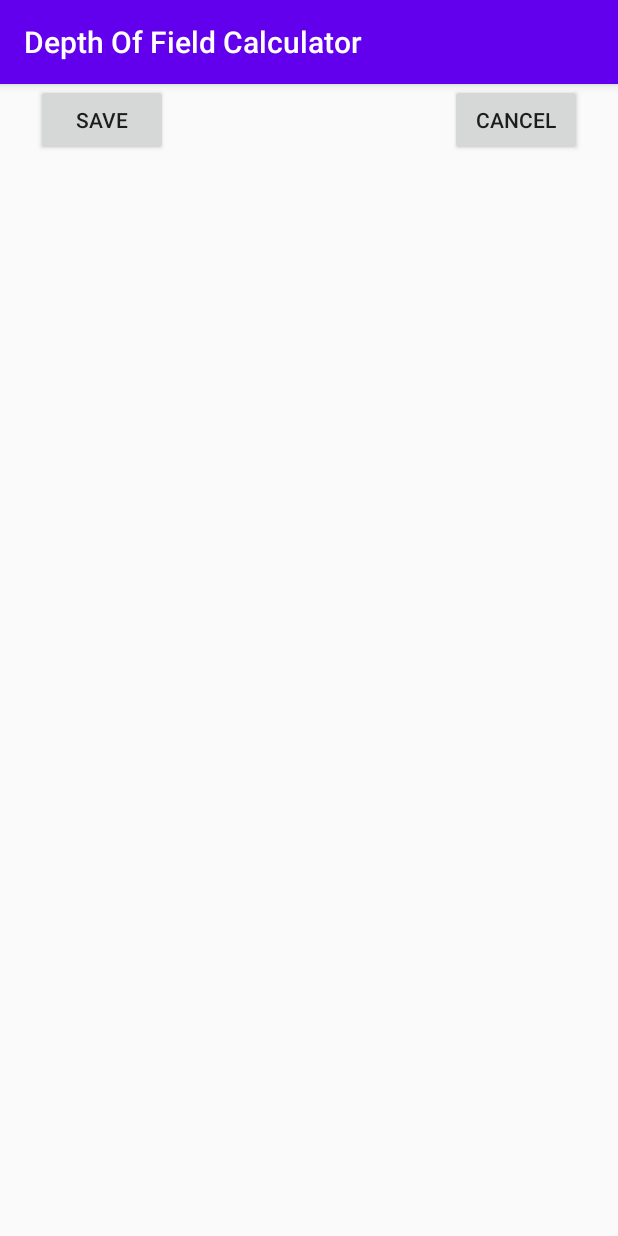
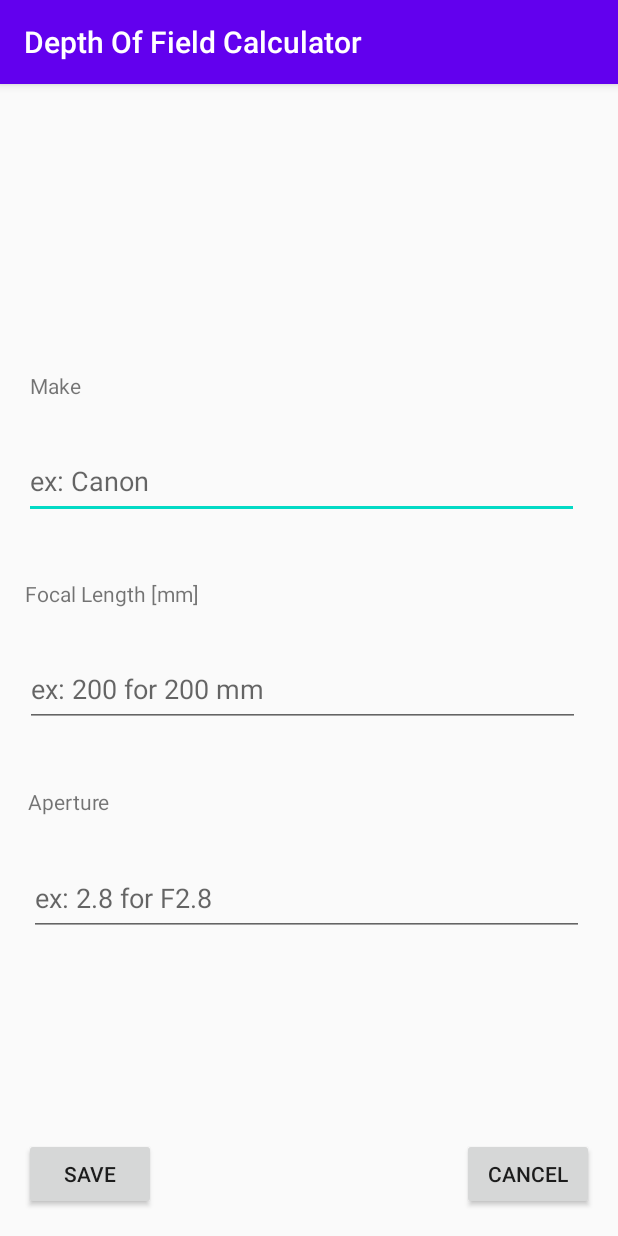
Before and after one commit to sarbjotm/Depth-Of-Field-Calculator-Android, an Android app: the AddLensesActivity screen opened directly, with no data from a screen before it, on a phone screen of 412 x 824 dp. Run offline under Robolectric (Android 15) with nearby library versions, the phone set to English and light mode, and no system bars.

Commit message:
Designed and UI for AddLensesActivity panel. Formatted according to diagram given.

```diff
--- a/app/src/main/AndroidManifest.xml
+++ b/app/src/main/AndroidManifest.xml
@@ -9,7 +9,7 @@
         android:roundIcon="@mipmap/ic_launcher_round"
         android:supportsRtl="true"
         android:theme="@style/AppTheme">
-        <activity android:name=".addingLens"></activity>
+        <activity android:name=".AddLensesActivity"></activity>
         <activity android:name=".MainActivity">
             <intent-filter>
                 <action android:name="android.intent.action.MAIN" />
--- a/app/src/main/java/ca/sfu/cmpt276a2/addingLens.java
+++ b/app/src/main/java/ca/sfu/cmpt276a2/AddLensesActivity.java
@@ -8,9 +8,7 @@ import android.os.Bundle;
 import android.view.View;
 import android.widget.Button;
 
-import com.google.android.material.floatingactionbutton.FloatingActionButton;
-
-public class addingLens extends AppCompatActivity {
+public class AddLensesActivity extends AppCompatActivity {
 
     @Override
     protected void onCreate(Bundle savedInstanceState) {
@@ -31,6 +29,6 @@ public class addingLens extends AppCompatActivity {
         });
     }
     public static Intent makeIntent(Context context){
-        return new Intent(context, addingLens.class);
+        return new Intent(context, AddLensesActivity.class);
     }
 }
--- a/app/src/main/java/ca/sfu/cmpt276a2/MainActivity.java
+++ b/app/src/main/java/ca/sfu/cmpt276a2/MainActivity.java
@@ -6,9 +6,7 @@ import android.content.Intent;
 import android.os.Bundle;
 import android.view.View;
 import android.widget.ArrayAdapter;
-import android.widget.Button;
 import android.widget.ListView;
-import android.widget.Toast;
 
 import com.google.android.material.floatingactionbutton.FloatingActionButton;
 
@@ -40,13 +38,12 @@ public class MainActivity extends AppCompatActivity {
             @Override
             public void onClick(View v) {
 //                Intent intent = addingLens.makeIntent(MainActivity.this);
-                Intent intent = addingLens.makeIntent(MainActivity.this);
+                Intent intent = AddLensesActivity.makeIntent(MainActivity.this);
                 startActivity(intent);
             }
         });
 
     }
-
 
     private void populateLensView(){
 
@@ -54,10 +51,6 @@ public class MainActivity extends AppCompatActivity {
         List<String> lensStrings = new ArrayList<>();
         for(Lens lens : lensManager.getLenses()){
             lensStrings.add(lens.toString());
-        }
-
-        for(String string : lensStrings){
-            System.out.println(string);
         }
 
         //Build array adapter
--- a/app/src/main/res/layout/activity_adding_lens.xml
+++ b/app/src/main/res/layout/activity_adding_lens.xml
@@ -4,23 +4,120 @@
     xmlns:tools="http://schemas.android.com/tools"
     android:layout_width="match_parent"
     android:layout_height="match_parent"
-    tools:context=".addingLens">
+    tools:context=".AddLensesActivity">
 
     <Button
         android:id="@+id/btnSave"
         android:layout_width="wrap_content"
         android:layout_height="wrap_content"
-        android:layout_marginStart="24dp"
-        android:text="Save"
+        android:text="@string/save"
+        app:layout_constraintBottom_toBottomOf="parent"
+        app:layout_constraintEnd_toEndOf="parent"
+        app:layout_constraintHorizontal_bias="0.049"
         app:layout_constraintStart_toStartOf="parent"
-        tools:layout_editor_absoluteY="372dp" />
+        app:layout_constraintTop_toTopOf="parent"
+        app:layout_constraintVertical_bias="0.976" />
 
     <Button
         android:id="@+id/btnCancel"
         android:layout_width="wrap_content"
         android:layout_height="wrap_content"
-        android:layout_marginEnd="24dp"
-        android:text="Cancel"
+        android:text="@string/cancel"
+        app:layout_constraintBottom_toBottomOf="parent"
         app:layout_constraintEnd_toEndOf="parent"
-        tools:layout_editor_absoluteY="372dp" />
+        app:layout_constraintHorizontal_bias="0.95"
+        app:layout_constraintStart_toStartOf="parent"
+        app:layout_constraintTop_toTopOf="parent"
+        app:layout_constraintVertical_bias="0.976" />
+
+    <TextView
+        android:id="@+id/makeView"
+        android:layout_width="wrap_content"
+        android:layout_height="wrap_content"
+        android:layout_marginStart="18dp"
+        android:layout_marginTop="16dp"
+        android:layout_marginEnd="358dp"
+        android:layout_marginBottom="29dp"
+        android:text="@string/makeview"
+        app:layout_constraintBottom_toTopOf="@+id/editTextCameraMake"
+        app:layout_constraintEnd_toEndOf="parent"
+        app:layout_constraintHorizontal_bias="1.0"
+        app:layout_constraintStart_toStartOf="parent"
+        app:layout_constraintTop_toTopOf="parent"
+        app:layout_constraintVertical_bias="1.0" />
+
+    <EditText
+        android:id="@+id/editTextCameraMake"
+        android:layout_width="370dp"
+        android:layout_height="50dp"
+        android:layout_marginStart="16dp"
+        android:layout_marginEnd="25dp"
+        android:layout_marginBottom="40dp"
+        android:autofillHints="@string/enterCameraMake"
+        android:ems="10"
+        android:hint="@string/enterCameraMake"
+        android:inputType="textPersonName"
+        android:text=""
+        app:layout_constraintBottom_toTopOf="@+id/focalLengthView"
+        app:layout_constraintEnd_toEndOf="parent"
+        app:layout_constraintHorizontal_bias="0.0"
+        app:layout_constraintStart_toStartOf="parent" />
+
+    <TextView
+        android:id="@+id/focalLengthView"
+        android:layout_width="wrap_content"
+        android:layout_height="wrap_content"
+        android:layout_marginStart="16dp"
+        android:layout_marginEnd="279dp"
+        android:layout_marginBottom="29dp"
+        android:text="@string/focalLengthview"
+        app:layout_constraintBottom_toTopOf="@+id/editFocalLength"
+        app:layout_constraintEnd_toEndOf="parent"
+        app:layout_constraintStart_toStartOf="parent" />
+
+    <EditText
+        android:id="@+id/editFocalLength"
+        android:layout_width="370dp"
+        android:layout_height="50dp"
+        android:layout_marginStart="16dp"
+        android:layout_marginEnd="25dp"
+        android:layout_marginBottom="40dp"
+        android:autofillHints="@string/enterFocalLength"
+        android:ems="10"
+        android:hint="@string/enterFocalLength"
+        android:inputType="number"
+        android:text="@string/FFname"
+        app:layout_constraintBottom_toTopOf="@+id/apertureView"
+        app:layout_constraintEnd_toEndOf="parent"
+        app:layout_constraintStart_toStartOf="parent" />
+
+    <TextView
+        android:id="@+id/apertureView"
+        android:layout_width="wrap_content"
+        android:layout_height="wrap_content"
+        android:layout_marginStart="18dp"
+        android:layout_marginEnd="338dp"
+        android:layout_marginBottom="30dp"
+        android:text="@string/apertureName"
+        app:layout_constraintBottom_toTopOf="@+id/editTextTextPersonName4"
+        app:layout_constraintEnd_toEndOf="parent"
+        app:layout_constraintStart_toStartOf="parent" />
+
+    <EditText
+        android:id="@+id/editTextTextPersonName4"
+        android:layout_width="370dp"
+        android:layout_height="50dp"
+        android:layout_marginStart="19dp"
+        android:layout_marginEnd="22dp"
+        android:layout_marginBottom="200dp"
+        android:autofillHints="@string/enterAperture"
+        android:ems="10"
+        android:hint="@string/enterAperture"
+        android:inputType="number"
+        android:text="@string/aName"
+        app:layout_constraintBottom_toBottomOf="parent"
+        app:layout_constraintEnd_toEndOf="parent"
+        app:layout_constraintHorizontal_bias="0.0"
+        app:layout_constraintStart_toStartOf="parent" />
+
 </androidx.constraintlayout.widget.ConstraintLayout>
--- a/app/src/main/res/values/strings.xml
+++ b/app/src/main/res/values/strings.xml
@@ -1,4 +1,16 @@
 <resources>
     <string name="app_name">Depth Of Field Calculator</string>
     <string name="welcome_to_the_depth_of_field_calculator">Select a lens to use: </string>
+    <string name="save">Save</string>
+    <string name="cancel">Cancel</string>
+    <string name="makeview">Make</string>
+    <string name="cameraMake">label</string>
+    <string name="CMname">Name</string>
+    <string name="focalLengthview">Focal Length [mm]</string>
+    <string name="enterCameraMake">ex: Canon</string>
+    <string name="enterFocalLength">ex: 200 for 200 mm</string>
+    <string name="enterAperture">ex: 2.8 for F2.8</string>
+    <string name="FFname" />
+    <string name="apertureName">Aperture</string>
+    <string name="aName" />
 </resources>
```
